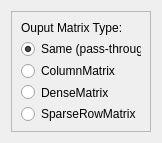
First picture: the form in src/Interface/Modules/Math/ConvertMatrixType.ui, repository SCIInstitute/SCIRun, before the edit.
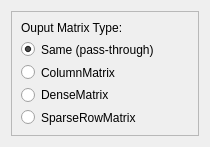
Second picture: the form after the edit.

Commit message:
Dialog, network works
ConvertMatrixType doesn't though, so still need to test sparse

The edit to the form file:
```diff
--- a/src/Interface/Modules/Math/ConvertMatrixType.ui
+++ b/src/Interface/Modules/Math/ConvertMatrixType.ui
@@ -6,14 +6,14 @@
    <rect>
     <x>0</x>
     <y>0</y>
-    <width>162</width>
-    <height>143</height>
+    <width>210</width>
+    <height>147</height>
    </rect>
   </property>
   <property name="minimumSize">
    <size>
-    <width>162</width>
-    <height>143</height>
+    <width>210</width>
+    <height>147</height>
    </size>
   </property>
   <property name="windowTitle">
```
The commit also changes 6 other files.
